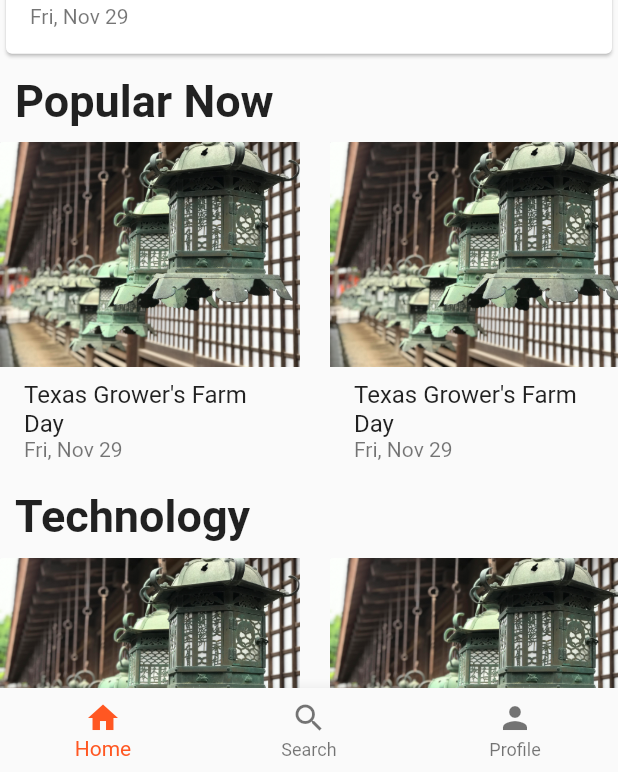
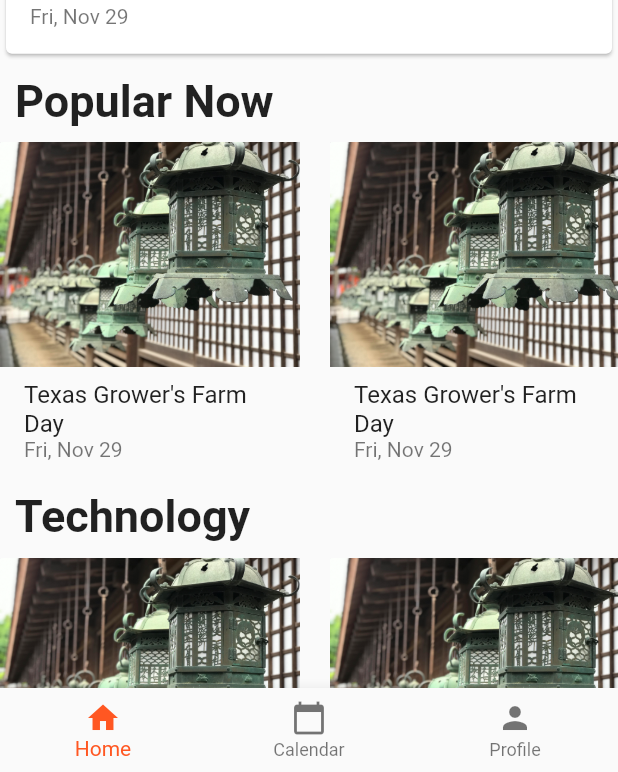
Before and after one commit to allenzhou101/club-app, a Flutter app: the screen it shows after launch, on a phone screen of 412 x 824 dp, the part 464-1236 px from its top. Run offline on Flutter 3.47's test engine with Material 2 defaults, Android fonts, the phone set to English and light mode, and no system bars.

Commit message:
Add calendar page to bottom nav bar

```diff
--- a/lib/main.dart
+++ b/lib/main.dart
@@ -1,6 +1,7 @@
 import 'package:flutter/material.dart';
 import 'package:flutter/cupertino.dart';
 import 'explore/explore.dart';
+import 'calendar/calendar.dart';
 
 void main() => runApp(MyApp());
 
@@ -14,6 +15,7 @@ class MyApp extends StatelessWidget {
         primarySwatch: Colors.deepOrange,
       ),
       home: Home(),
+      debugShowCheckedModeBanner: false,
     );
   }
 }
@@ -29,7 +31,7 @@ class _HomeState extends State<Home> {
   int _currentIndex = 0;
   final List<Widget> _children = [
     ExplorePage(),
-    PlaceholderWidget(Colors.red),
+    CalendarPage(),
     PlaceholderWidget(Colors.green)
   ];
 
@@ -53,8 +55,8 @@ class _HomeState extends State<Home> {
               title: new Text('Home'),
             ),
             BottomNavigationBarItem(
-              icon: new Icon(Icons.search),
-              title: new Text('Search'),
+              icon: new Icon(Icons.calendar_today),
+              title: new Text('Calendar'),
             ),
             BottomNavigationBarItem(
               icon: new Icon(Icons.person),
```
